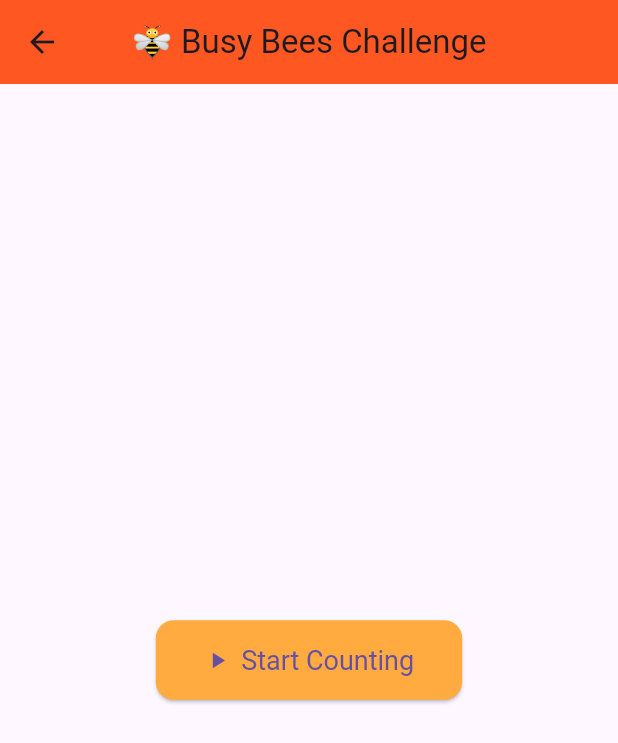
After one commit to iremyasar01/neonAcademyApps, a Flutter app: the screen it shows after launch, after a tap on "Busy Bees Challenge", on a phone screen of 412 x 824 dp. The commit adds this screen. Shown: the top 743 px of the screen. Run offline on Flutter 3.47's test engine with Material 3 defaults, Android fonts, the phone set to English and light mode, and no system bars; our stand-ins replace audioplayers, share_plus.

Commit message:
indicators

```diff
--- /dev/null
+++ b/lib/screens/busy_bees_screen.dart
@@ -0,0 +1,116 @@
+import 'package:flutter/material.dart';
+
+class BusyBeesScreen extends StatefulWidget {
+  const BusyBeesScreen({super.key});
+
+  @override
+  State<BusyBeesScreen> createState() => _BusyBeesScreenState();
+}
+
+class _BusyBeesScreenState extends State<BusyBeesScreen> {
+  bool _isCounting = false;
+  int _counter = 0;
+  Color _indicatorColor = Colors.orange;
+
+  final List<Color> _colors = [
+    Colors.red,
+    Colors.green,
+    Colors.blue,
+    Colors.purple,
+    Colors.teal,
+    Colors.amber,
+    Colors.pink,
+    Colors.indigo,
+    Colors.brown,
+    Colors.cyan,
+    Colors.deepOrange,
+  ];
+
+  Future<void> _startCounter() async {
+    setState(() {
+      _isCounting = true;
+      _counter = 0;
+      _indicatorColor = _colors[0];
+    });
+
+    for (int i = 0; i <= 100; i++) {
+      await Future.delayed(const Duration(milliseconds: 100));
+      if (!mounted) return;
+
+      setState(() {
+        _counter = i;
+        if (i % 10 == 0) {
+          _indicatorColor = _colors[(i ~/ 10) % _colors.length];
+        }
+      });
+    }
+
+    await Future.delayed(const Duration(milliseconds: 300));
+    if (!mounted) return;
+
+    setState(() {
+      _isCounting = false;
+    });
+  }
+
+  @override
+  Widget build(BuildContext context) {
+    return Scaffold(
+      appBar: AppBar(
+        title: const Text("🐝 Busy Bees Challenge"),
+        centerTitle: true,
+        backgroundColor: Colors.deepOrange,
+      ),
+      body: Center(
+        child: Padding(
+          padding: const EdgeInsets.all(24.0),
+          child: Column(
+            mainAxisAlignment: MainAxisAlignment.center,
+            children: [
+              if (_isCounting)
+                Column(
+                  children: [
+                    Row(
+                      mainAxisAlignment: MainAxisAlignment.center,
+                      children: [
+                        CircularProgressIndicator(
+                          valueColor:
+                              AlwaysStoppedAnimation<Color>(_indicatorColor),
+                        ),
+                        const SizedBox(width: 20),
+                        Text(
+                          '$_counter',
+                          style: const TextStyle(
+                              fontSize: 32, fontWeight: FontWeight.bold),
+                        ),
+                      ],
+                    ),
+                    const SizedBox(height: 20),
+                    const Text(
+                      'Counting from 0 to 100...',
+                      style: TextStyle(fontSize: 16),
+                    ),
+                  ],
+                ),
+              if (!_isCounting)
+                ElevatedButton.icon(
+                  icon: const Icon(Icons.play_arrow),
+                  label: const Text("Start Counting"),
+                  style: ElevatedButton.styleFrom(
+                    backgroundColor: Colors.orangeAccent,
+                    padding: const EdgeInsets.symmetric(
+                        vertical: 16, horizontal: 32),
+                    shape: RoundedRectangleBorder(
+                      borderRadius: BorderRadius.circular(12),
+                    ),
+                    textStyle: const TextStyle(fontSize: 18),
+                  ),
+                  onPressed: _startCounter,
+                ),
+            ],
+          ),
+        ),
+      ),
+    );
+  }
+}
--- a/lib/screens/home_screen.dart
+++ b/lib/screens/home_screen.dart
@@ -1,4 +1,5 @@
 import 'package:flutter/material.dart';
+import 'package:neonacademyapss/screens/busy_bees_screen.dart';
 import 'package:neonacademyapss/screens/container_screen.dart';
 import 'package:neonacademyapss/screens/dino_segmented_control_screen.dart';
 import 'package:neonacademyapss/screens/dress_up_screen.dart';
@@ -124,6 +125,17 @@ class HomeScreen extends StatelessWidget {
               child: const Text('Pino Alert Controllers'),
               //alert controllers
             ),
+                  const SizedBox(height: 20),
+            ElevatedButton(
+              onPressed: () {
+                Navigator.push(
+                  context,
+                  MaterialPageRoute(builder: (context) => const BusyBeesScreen()),
+                );
+              },
+              child: const Text('Busy Bees Challenge'),
+              //Circular Progress Indicators
+            ),
           ],
         ),
       ),
```
